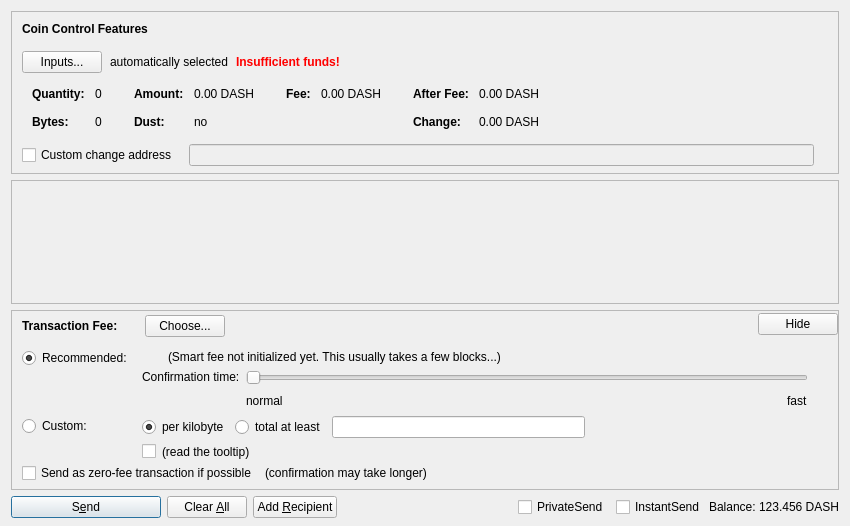
Captain-Cucumber/pprfnk1, file src/qt/forms/sendcoinsdialog.ui: the form before one commit.
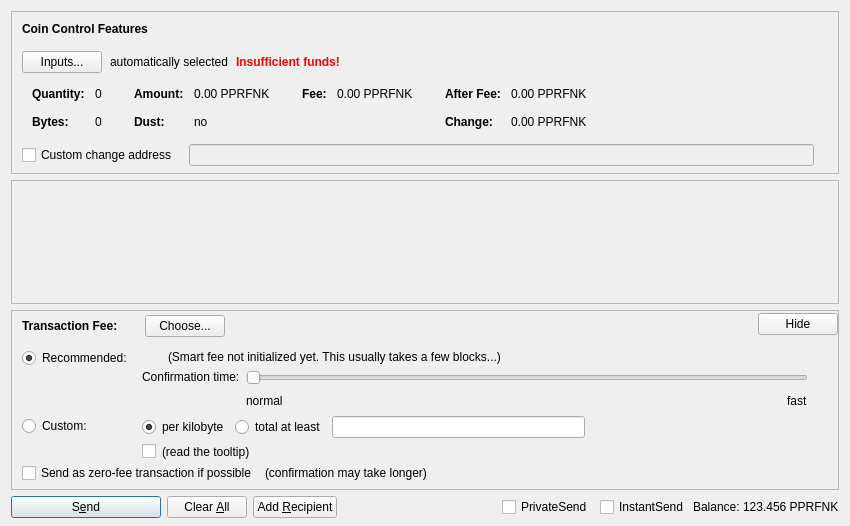
The form after the commit. Custom widgets are drawn as their Qt base class.

Commit message: dash-->pprfnk

Diff of the .ui file:
```diff
--- a/src/qt/forms/sendcoinsdialog.ui
+++ b/src/qt/forms/sendcoinsdialog.ui
@@ -324,7 +324,7 @@
                   <enum>Qt::ActionsContextMenu</enum>
                  </property>
                  <property name="text">
-                  <string notr="true">0.00 DASH</string>
+                  <string notr="true">0.00 PPRFNK</string>
                  </property>
                  <property name="textInteractionFlags">
                   <set>Qt::LinksAccessibleByMouse|Qt::TextSelectableByKeyboard|Qt::TextSelectableByMouse</set>
@@ -404,7 +404,7 @@
                   <enum>Qt::ActionsContextMenu</enum>
                  </property>
                  <property name="text">
-                  <string notr="true">0.00 DASH</string>
+                  <string notr="true">0.00 PPRFNK</string>
                  </property>
                  <property name="textInteractionFlags">
                   <set>Qt::LinksAccessibleByMouse|Qt::TextSelectableByKeyboard|Qt::TextSelectableByMouse</set>
@@ -455,7 +455,7 @@
                   <enum>Qt::ActionsContextMenu</enum>
                  </property>
                  <property name="text">
-                  <string notr="true">0.00 DASH</string>
+                  <string notr="true">0.00 PPRFNK</string>
                  </property>
                  <property name="textInteractionFlags">
                   <set>Qt::LinksAccessibleByMouse|Qt::TextSelectableByKeyboard|Qt::TextSelectableByMouse</set>
@@ -484,7 +484,7 @@
                   <enum>Qt::ActionsContextMenu</enum>
                  </property>
                  <property name="text">
-                  <string notr="true">0.00 DASH</string>
+                  <string notr="true">0.00 PPRFNK</string>
                  </property>
                  <property name="textInteractionFlags">
                   <set>Qt::LinksAccessibleByMouse|Qt::TextSelectableByKeyboard|Qt::TextSelectableByMouse</set>
@@ -1337,7 +1337,7 @@
           <cursorShape>IBeamCursor</cursorShape>
          </property>
          <property name="text">
-          <string notr="true">123.456 DASH</string>
+          <string notr="true">123.456 PPRFNK</string>
          </property>
          <property name="textInteractionFlags">
           <set>Qt::LinksAccessibleByMouse|Qt::TextSelectableByKeyboard|Qt::TextSelectableByMouse</set>
```
Left out of the diff: 6 changed lines with no effect on the pictures. The commit also changes 427 other files.
